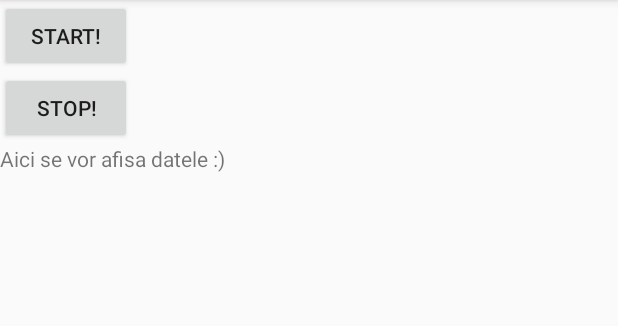
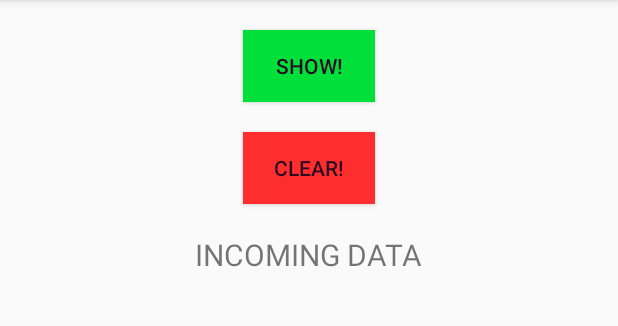
Before and after one commit to eduarddohr/bin-indicator, an Android app: the screen it shows after launch (MainActivity), on a phone screen of 412 x 824 dp, the part 84-410 px from its top. Run offline under Robolectric (Android 15) with nearby library versions, the phone set to English and light mode, and no system bars.

Commit message:
Both front-end/back-end mobile app.

```diff
--- a/Bluetooth/app/build.gradle
+++ b/Bluetooth/app/build.gradle
@@ -22,6 +22,7 @@ dependencies {
     implementation fileTree(dir: 'libs', include: ['*.jar'])
     implementation 'com.android.support:appcompat-v7:28.0.0'
     implementation 'com.android.support.constraint:constraint-layout:1.1.3'
+    implementation 'com.android.support:design:28.0.0'
     testImplementation 'junit:junit:4.12'
     androidTestImplementation 'com.android.support.test:runner:1.0.2'
     androidTestImplementation 'com.android.support.test.espresso:espresso-core:3.0.2'
--- a/Bluetooth/app/src/main/java/com/example/bluetooth/MainActivity.java
+++ b/Bluetooth/app/src/main/java/com/example/bluetooth/MainActivity.java
@@ -51,13 +51,14 @@ public class MainActivity extends AppCompatActivity {
                         String strIncom = new String(readBuf, 0, msg.arg1);   //citesc buffer(1 byte)
                         // create string from bytes array
                         sb.append(strIncom);
-                        int endOfLineDist = sb.indexOf("~");    //DACA SCHIMBI IN ARDUINO CU Serial.println() POTI VERIFICA AICI CU \n\r( pt ca asta e enter).
+                        int endOfLineDist = sb.indexOf("~");    //DACA SCHIMBI IN ARDUINO CU Serial.println() POTI VERIFICA AICI CU \n\r( pt. ca asta e enter).
                         //int endOfLineWeight = sb.indexOf("*");
 
                         if (endOfLineDist > 0 ) {                                    // daca am ajuns la capat de mesaj
                             String sbprint = sb.substring(0, endOfLineDist);        // extrag string
                             sb.delete(0, sb.length());                               //sterg ce a fost in el
-                            txtArduino.setText(sbprint+ " ");                          // scriu in casuta
+                            txtArduino.setText(sbprint);                          // scriu in casuta
+                            //txtArduino.setText("\n");
                             btnOff.setEnabled(true);                                 //las butoanele sa se poata apasa
                             btnOn.setEnabled(true);
                         }
--- /dev/null
+++ b/Bluetooth/app/src/main/java/com/example/bluetooth/SplashActivity.java
@@ -0,0 +1,25 @@
+package com.example.bluetooth;
+
+import android.content.Intent;
+import android.os.Bundle;
+import android.os.Handler;
+import android.support.design.widget.FloatingActionButton;
+import android.support.design.widget.Snackbar;
+import android.support.v7.app.AppCompatActivity;
+import android.support.v7.widget.Toolbar;
+import android.view.View;
+
+public class SplashActivity extends AppCompatActivity {
+
+    @Override
+    protected void onCreate(Bundle savedInstanceState) {
+        super.onCreate(savedInstanceState);
+        setContentView(R.layout.activity_splash);
+        new Handler().postDelayed(new Runnable(){
+            public void run(){
+                startActivity(new Intent(getApplicationContext(),MainActivity.class));
+            }
+        }, 2*1000);
+    }
+
+}
--- a/Bluetooth/app/src/main/res/drawable/ic_launcher_background.xml
+++ b/Bluetooth/app/src/main/res/drawable/ic_launcher_background.xml
@@ -1,4 +1,5 @@
 <?xml version="1.0" encoding="utf-8"?>
+
 <vector
     android:height="108dp"
     android:width="108dp"
@@ -8,7 +9,7 @@
     <path android:fillColor="#008577"
           android:pathData="M0,0h108v108h-108z"/>
     <path android:fillColor="#00000000" android:pathData="M9,0L9,108"
-          android:strokeColor="#33FFFFFF" android:strokeWidth="0.8"/>
+          android:strokeColor="#33FFFFFF" android:strokeWidth="0.8" />
     <path android:fillColor="#00000000" android:pathData="M19,0L19,108"
           android:strokeColor="#33FFFFFF" android:strokeWidth="0.8"/>
     <path android:fillColor="#00000000" android:pathData="M29,0L29,108"
--- a/Bluetooth/app/src/main/res/layout/layout.xml
+++ b/Bluetooth/app/src/main/res/layout/layout.xml
@@ -5,19 +5,35 @@
     android:layout_height="match_parent"
     android:orientation="vertical">
 
-    <Button android:id="@+id/btnOn"
+    <Button
+        android:id="@+id/btnOn"
         android:layout_width="wrap_content"
         android:layout_height="wrap_content"
-        android:text="Start!" />
+        android:layout_gravity="center"
+        android:layout_marginTop="20dp"
+        android:layout_marginBottom="20dp"
+        android:background="@color/Green"
+        android:paddingBottom="0dp"
+        android:text="Show!"
+        android:textColor="@color/Black" />
 
-    <Button android:id="@+id/btnOff"
+    <Button
+        android:id="@+id/btnOff"
         android:layout_width="wrap_content"
         android:layout_height="wrap_content"
-        android:text="Stop!" />
+        android:layout_gravity="center"
+        android:background="@color/Red"
+        android:text="Clear!"
+        android:textColor="@color/Black" />
 
-    <TextView android:id="@+id/txtArduino"
+    <TextView
+        android:id="@+id/txtArduino"
         android:layout_width="wrap_content"
         android:layout_height="wrap_content"
-        android:text="Aici se vor afisa datele :)" />
+        android:layout_gravity="center"
+        android:paddingTop="20dp"
+        android:text="INCOMING DATA"
+        android:maxLines="10"
+        android:textSize="20sp" />
 
 </LinearLayout>
--- a/Bluetooth/app/src/main/res/values/colors.xml
+++ b/Bluetooth/app/src/main/res/values/colors.xml
@@ -3,4 +3,8 @@
     <color name="colorPrimary">#008577</color>
     <color name="colorPrimaryDark">#00574B</color>
     <color name="colorAccent">#D81B60</color>
+    <color name="Red">#FE2E2E</color>
+    <color name="Black">#2A0A22</color>
+    <color name="Green">#01DF3A</color>
+    <color name="Transparent">#00000000</color>
 </resources>
--- /dev/null
+++ b/Bluetooth/app/src/main/res/values/dimens.xml
@@ -0,0 +1,3 @@
+<resources>
+    <dimen name="fab_margin">16dp</dimen>
+</resources>
--- a/Bluetooth/app/src/main/res/values/strings.xml
+++ b/Bluetooth/app/src/main/res/values/strings.xml
@@ -1,3 +1,4 @@
 <resources>
     <string name="app_name">Bin Indicator</string>
+    <string name="title_activity_splash">BIndicator</string>
 </resources>
--- a/Bluetooth/app/src/main/res/values/styles.xml
+++ b/Bluetooth/app/src/main/res/values/styles.xml
@@ -8,4 +8,13 @@
         <item name="colorAccent">@color/colorAccent</item>
     </style>
 
+    <style name="AppTheme.NoActionBar">
+        <item name="windowActionBar">false</item>
+        <item name="windowNoTitle">true</item>
+    </style>
+
+    <style name="AppTheme.AppBarOverlay" parent="ThemeOverlay.AppCompat.Dark.ActionBar" />
+
+    <style name="AppTheme.PopupOverlay" parent="ThemeOverlay.AppCompat.Light" />
+
 </resources>
```
Also changed, not shown: Bluetooth/app/src/main/AndroidManifest.xml (+11 -1 lines), Bluetooth/app/src/main/res/layout/activity_splash.xml (added, +30 -0 lines), Bluetooth/app/src/main/res/layout/content_splash.xml (added, +11 -0 lines), Bluetooth/app/src/main/res/drawable/splash_image.jpg (added).
